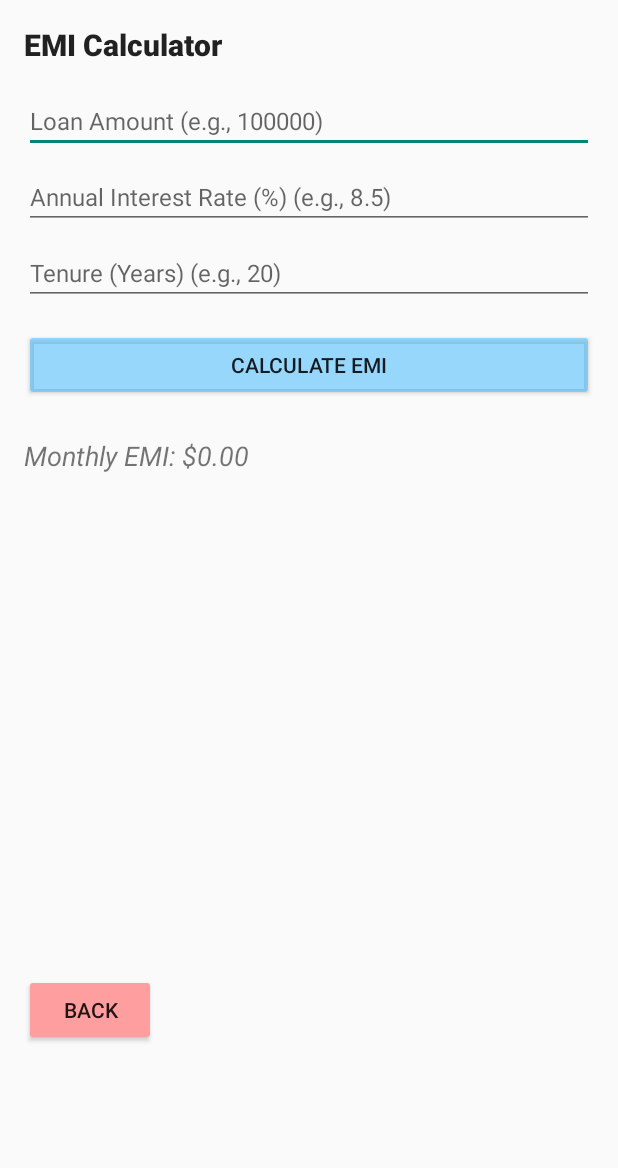
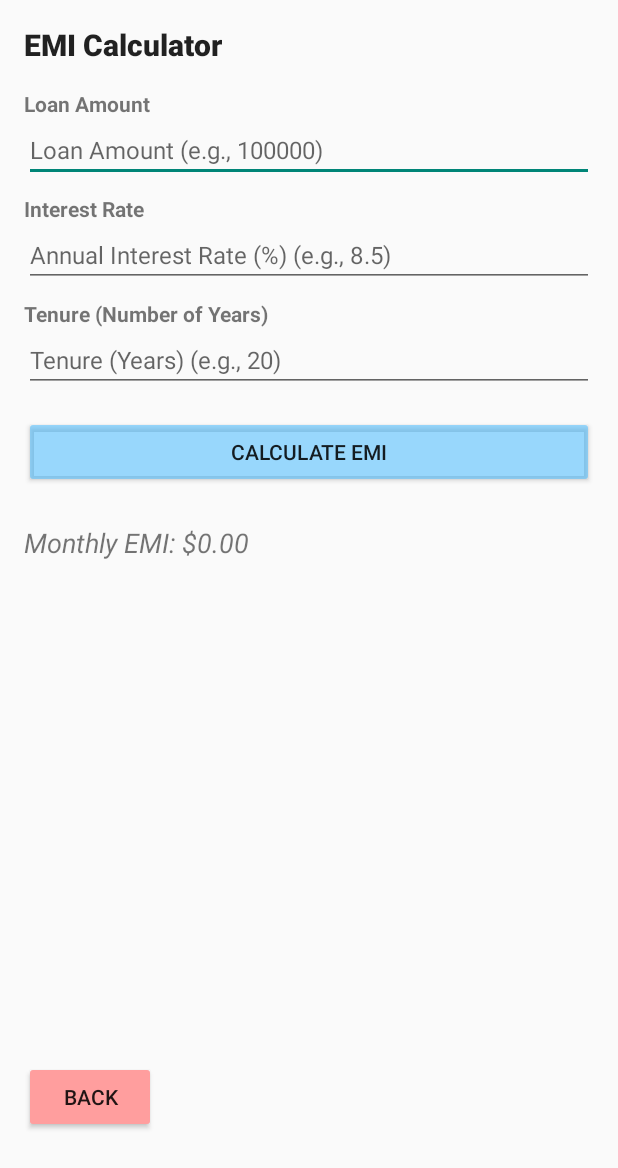
Before and after one commit to JerryShum/mobile-app-assignment1, an Android app built with Jetpack Compose: the EmiCalculatorActivity screen opened directly, with no data from a screen before it, on a phone screen of 412 x 824 dp. Shown: the top 1168 px of the screen. Run offline under Robolectric (Android 15) with nearby library versions, the phone set to English and light mode, and no system bars.

Commit message:
emi formula update

```diff
--- a/app/src/main/res/layout/activity_emi_calculator.xml
+++ b/app/src/main/res/layout/activity_emi_calculator.xml
@@ -17,6 +17,15 @@
         style="@style/TextAppearance.AppCompat.Title"
         />
 
+    <TextView
+        android:id="@+id/textView"
+        android:layout_width="match_parent"
+        android:layout_height="wrap_content"
+        android:text="Loan Amount"
+        android:textAlignment="viewStart"
+        android:textStyle="bold"
+        android:typeface="normal" />
+
     <EditText
         android:id="@+id/et_loan_amount"
         android:layout_width="match_parent"
@@ -28,6 +37,15 @@
         />
 
 
+    <TextView
+        android:id="@+id/textView2"
+        android:layout_width="match_parent"
+        android:layout_height="wrap_content"
+        android:text="Interest Rate"
+        android:textAlignment="viewStart"
+        android:textStyle="bold"
+        android:typeface="normal" />
+
     <EditText
         android:id="@+id/et_interest_rate"
         android:layout_width="match_parent"
@@ -37,6 +55,15 @@
         android:inputType="numberDecimal"
         style="@style/TextAppearance.AppCompat.Light.SearchResult.Subtitle"
         />
+
+    <TextView
+        android:id="@+id/textView3"
+        android:layout_width="match_parent"
+        android:layout_height="wrap_content"
+        android:text="Tenure (Number of Years)"
+        android:textAlignment="viewStart"
+        android:textStyle="bold"
+        android:typeface="normal" />
 
     <EditText
         android:id="@+id/et_tenure"
```
Also changed, not shown: app/src/main/java/com/example/assignment1_emi/EmiCalculatorActivity.kt (+41 -19 lines).
